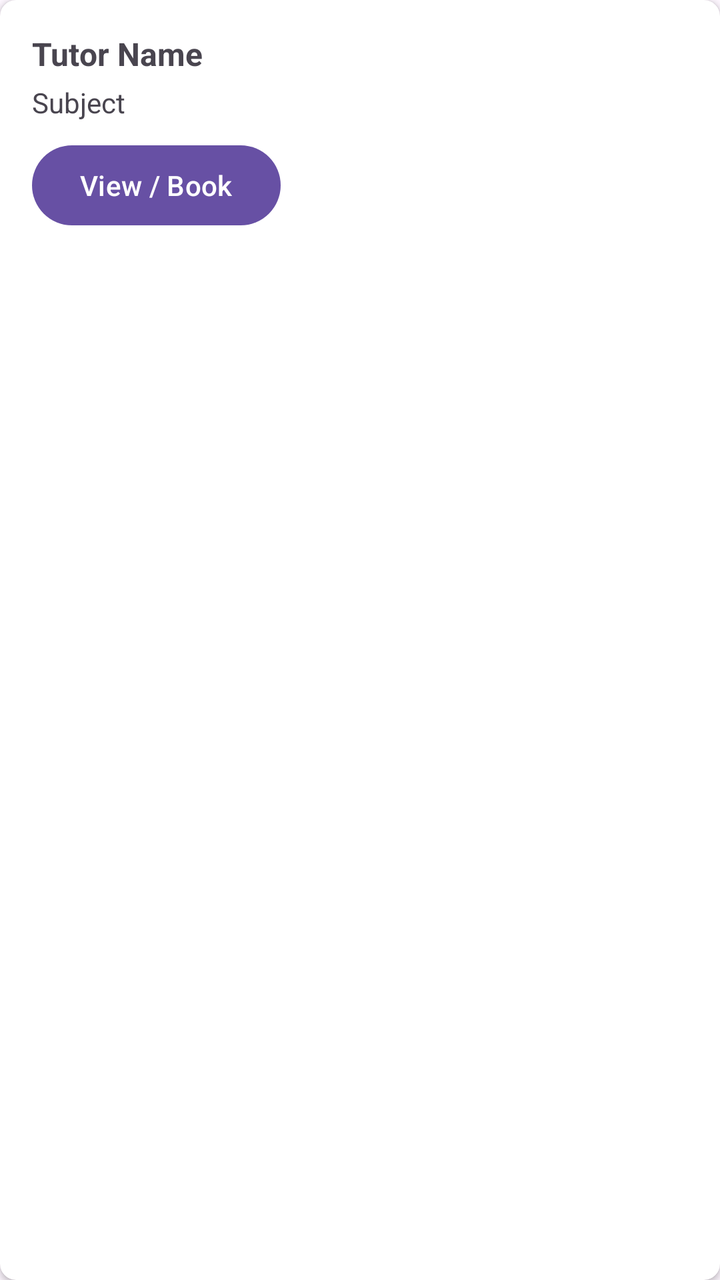
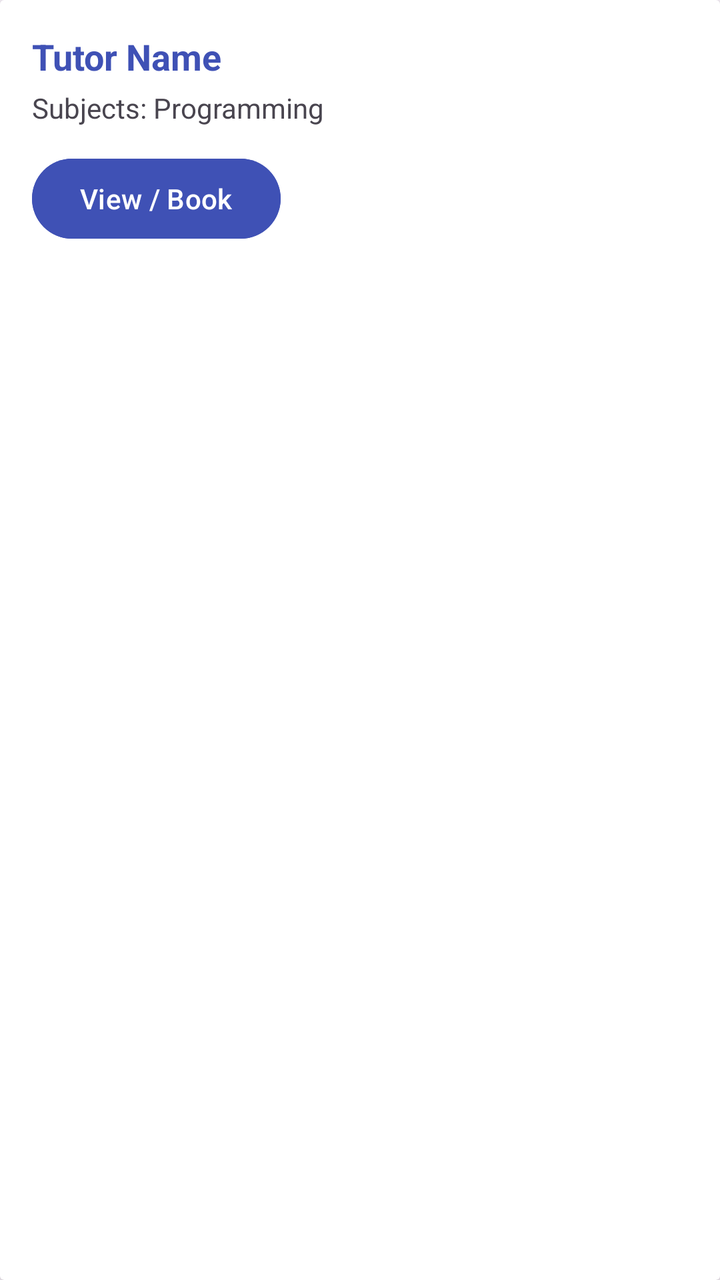

Before-and-after screenshots of an Android layout around one commit, followed by the original layout XML and the change that was made.
<!-- AndroidManifest.xml: application theme Theme.TutorSched -->
<!-- res/layout/item_tutor.xml -->
<?xml version="1.0" encoding="utf-8"?>
<androidx.cardview.widget.CardView xmlns:android="http://schemas.android.com/apk/res/android"
    xmlns:app="http://schemas.android.com/apk/res-auto"
    android:layout_width="match_parent"
    android:layout_height="wrap_content"
    android:layout_marginVertical="6dp"
    app:cardCornerRadius="8dp"
    app:cardElevation="2dp">

    <LinearLayout
        android:layout_width="match_parent"
        android:layout_height="wrap_content"
        android:orientation="vertical"
        android:padding="16dp">

        <TextView
            android:id="@+id/textTutorName"
            android:layout_width="match_parent"
            android:layout_height="wrap_content"
            android:text="Tutor Name"
            android:textSize="16sp"
            android:textStyle="bold" />

        <TextView
            android:id="@+id/textTutorSubject"
            android:layout_width="match_parent"
            android:layout_height="wrap_content"
            android:layout_marginTop="4dp"
            android:text="Subject"
            android:textSize="14sp" />

        <Button
            android:id="@+id/btnViewBook"
            android:layout_width="wrap_content"
            android:layout_height="wrap_content"
            android:layout_marginTop="8dp"
            android:text="View / Book" />

    </LinearLayout>
</androidx.cardview.widget.CardView>
<!-- resources referenced by this layout -->
<resources>
  <style name="Theme.TutorSched" parent="Base.Theme.TutorSched" />
  <style name="Base.Theme.TutorSched" parent="Theme.Material3.DayNight.NoActionBar">
          
          
      </style>
</resources>

<!-- the commit's change to res/layout/item_tutor.xml (unified diff, before → after) -->
@@ -1,11 +1,10 @@
 <?xml version="1.0" encoding="utf-8"?>
 <androidx.cardview.widget.CardView xmlns:android="http://schemas.android.com/apk/res/android"
-    xmlns:app="http://schemas.android.com/apk/res-auto"
     android:layout_width="match_parent"
     android:layout_height="wrap_content"
-    android:layout_marginVertical="6dp"
-    app:cardCornerRadius="8dp"
-    app:cardElevation="2dp">
+    android:layout_marginBottom="12dp"
+    android:elevation="4dp"
+    android:padding="16dp">
 
     <LinearLayout
         android:layout_width="match_parent"
@@ -14,27 +13,30 @@
         android:padding="16dp">
 
         <TextView
-            android:id="@+id/textTutorName"
-            android:layout_width="match_parent"
+            android:id="@+id/tvTutorName"
+            android:layout_width="wrap_content"
             android:layout_height="wrap_content"
             android:text="Tutor Name"
-            android:textSize="16sp"
-            android:textStyle="bold" />
+            android:textStyle="bold"
+            android:textSize="18sp"
+            android:textColor="#3F51B5"/>
 
         <TextView
-            android:id="@+id/textTutorSubject"
-            android:layout_width="match_parent"
+            android:id="@+id/tvTutorSubjects"
+            android:layout_width="wrap_content"
             android:layout_height="wrap_content"
-            android:layout_marginTop="4dp"
-            android:text="Subject"
-            android:textSize="14sp" />
+            android:text="Subjects: Programming"
+            android:textSize="14sp"
+            android:layout_marginTop="4dp"/>
 
         <Button
-            android:id="@+id/btnViewBook"
+            android:id="@+id/btnBookTutor"
             android:layout_width="wrap_content"
             android:layout_height="wrap_content"
-            android:layout_marginTop="8dp"
-            android:text="View / Book" />
+            android:text="View / Book"
+            android:layout_marginTop="12dp"
+            android:backgroundTint="#3F51B5"
+            android:textColor="#FFFFFF"/>
 
     </LinearLayout>
 </androidx.cardview.widget.CardView>
